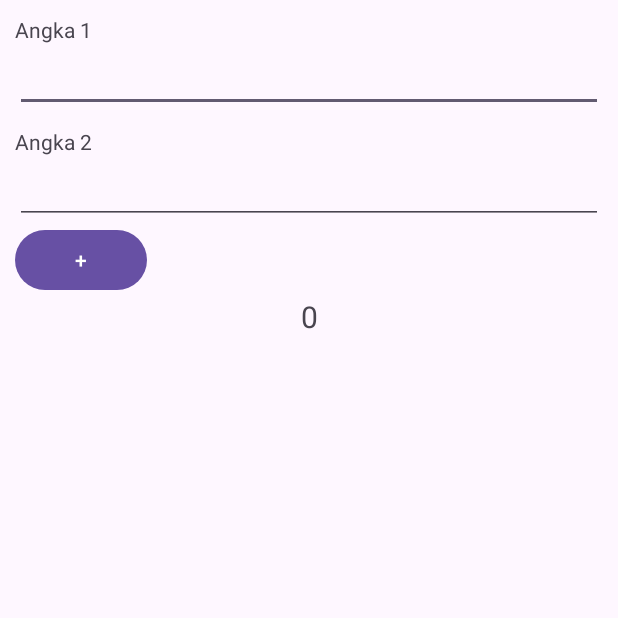
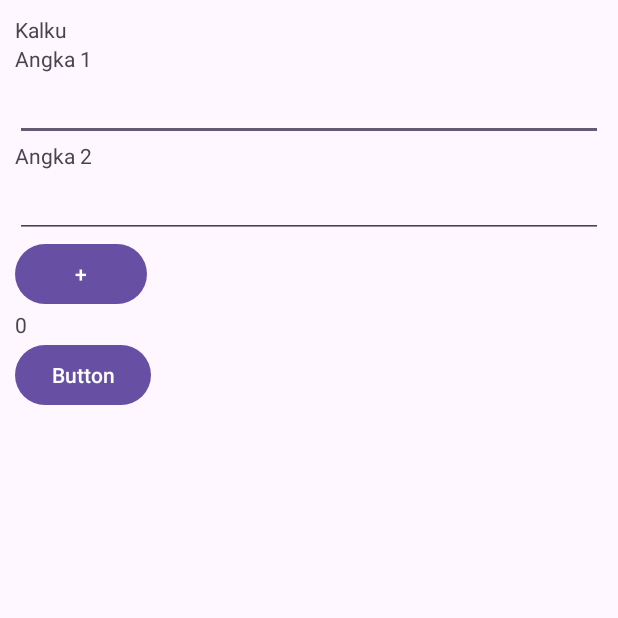
Before and after one commit to fahmihidayah/KalkulatorContoh, an Android app: the screen it shows after launch (MainActivity), on a phone screen of 412 x 824 dp, the top half of it. Run offline under Robolectric (Android 15) with nearby library versions, the phone set to English and light mode, and no system bars.

Commit message:
fix main activity

```diff
--- a/app/build.gradle
+++ b/app/build.gradle
@@ -26,6 +26,10 @@ android {
         sourceCompatibility JavaVersion.VERSION_1_8
         targetCompatibility JavaVersion.VERSION_1_8
     }
+
+    dataBinding {
+        enabled true
+    }
 }
 
 dependencies {
--- a/app/src/main/AndroidManifest.xml
+++ b/app/src/main/AndroidManifest.xml
@@ -17,6 +17,7 @@
             android:exported="true">
             <intent-filter>
                 <action android:name="android.intent.action.MAIN" />
+
                 <category android:name="android.intent.category.LAUNCHER" />
             </intent-filter>
         </activity>
--- a/app/src/main/java/com/widsons/simpleoldapp/MainActivity.java
+++ b/app/src/main/java/com/widsons/simpleoldapp/MainActivity.java
@@ -2,6 +2,7 @@ package com.widsons.simpleoldapp;
 
 import androidx.appcompat.app.AppCompatActivity;
 
+import android.content.Intent;
 import android.os.Bundle;
 import android.view.View;
 import android.widget.Button;
@@ -15,20 +16,33 @@ public class MainActivity extends AppCompatActivity {
         super.onCreate(savedInstanceState);
         setContentView(R.layout.activity_main);
 
-        Button button = findViewById(R.id.buttonJumlah);
-        EditText editText = findViewById(R.id.editTextTextNumber1);
-        EditText editText2 = findViewById(R.id.editTextTextNumber2);
-        TextView textView = findViewById(R.id.textViewHasil);
+        EditText editText1 = findViewById(R.id.editText1);
+        EditText editText2 = findViewById(R.id.editText2);
+        Button buttonTambah = findViewById(R.id.buttonTambah);
+        TextView textViewHasil = findViewById(R.id.textViewHasil);
 
-        button.setOnClickListener(new View.OnClickListener() {
+
+        buttonTambah.setOnClickListener(new View.OnClickListener() {
             @Override
             public void onClick(View view) {
-                int angka1 = Integer.parseInt(editText.getText().toString());
-                int angka2 = Integer.parseInt(editText2.getText().toString());
-                int hasil = angka1 + angka2;
-                textView.setText(String.valueOf(hasil));
+                int angkaInt1 = Integer.parseInt(editText1.getText().toString());
+
+                int angkaInt2 = Integer.parseInt(editText2.getText().toString());
+
+                textViewHasil.setText("" + (angkaInt1 + angkaInt2));
             }
         });
     }
 
+    @Override
+    protected void onResume() {
+        super.onResume();
+    }
+
+    @Override
+    protected void onRestart() {
+        super.onRestart();
+    }
+
+
 }
--- a/app/src/main/res/layout/activity_main.xml
+++ b/app/src/main/res/layout/activity_main.xml
@@ -7,45 +7,53 @@
     android:orientation="vertical"
     android:padding="10dp"
     tools:context=".MainActivity">
+    <TextView
+        android:text="Kalku"
+        android:layout_width="match_parent"
+        android:layout_height="wrap_content"/>
 
     <TextView
-        android:id="@+id/textView3"
+        android:id="@+id/textView"
         android:layout_width="wrap_content"
         android:layout_height="wrap_content"
         android:text="Angka 1" />
 
     <EditText
-        android:id="@+id/editTextTextNumber1"
+        android:id="@+id/editText1"
         android:layout_width="match_parent"
         android:layout_height="wrap_content"
         android:ems="10"
         android:inputType="number" />
 
     <TextView
-        android:layout_marginTop="10dp"
-        android:id="@+id/textView4"
+        android:id="@+id/textView2"
         android:layout_width="wrap_content"
         android:layout_height="wrap_content"
         android:text="Angka 2" />
 
     <EditText
-        android:id="@+id/editTextTextNumber2"
+        android:id="@+id/editText2"
         android:layout_width="match_parent"
         android:layout_height="wrap_content"
         android:ems="10"
         android:inputType="number" />
 
     <Button
-        android:id="@+id/buttonJumlah"
+        android:onClick="@{() -> activity.tambah()}"
+        android:id="@+id/buttonTambah"
         android:layout_width="wrap_content"
         android:layout_height="wrap_content"
         android:text="+" />
 
     <TextView
-        android:textAlignment="center"
-        android:textSize="20dp"
         android:id="@+id/textViewHasil"
-        android:layout_width="match_parent"
+        android:layout_width="wrap_content"
         android:layout_height="wrap_content"
         android:text="0" />
+
+    <Button
+        android:id="@+id/buttonKurang"
+        android:layout_width="wrap_content"
+        android:layout_height="wrap_content"
+        android:text="Button" />
 </androidx.appcompat.widget.LinearLayoutCompat >
--- a/build.gradle
+++ b/build.gradle
@@ -1,5 +1,6 @@
 // Top-level build file where you can add configuration options common to all sub-projects/modules.
 plugins {
     id 'com.android.application' version '8.0.2' apply false
+
     id 'com.android.library' version '8.0.2' apply false
 }
```
